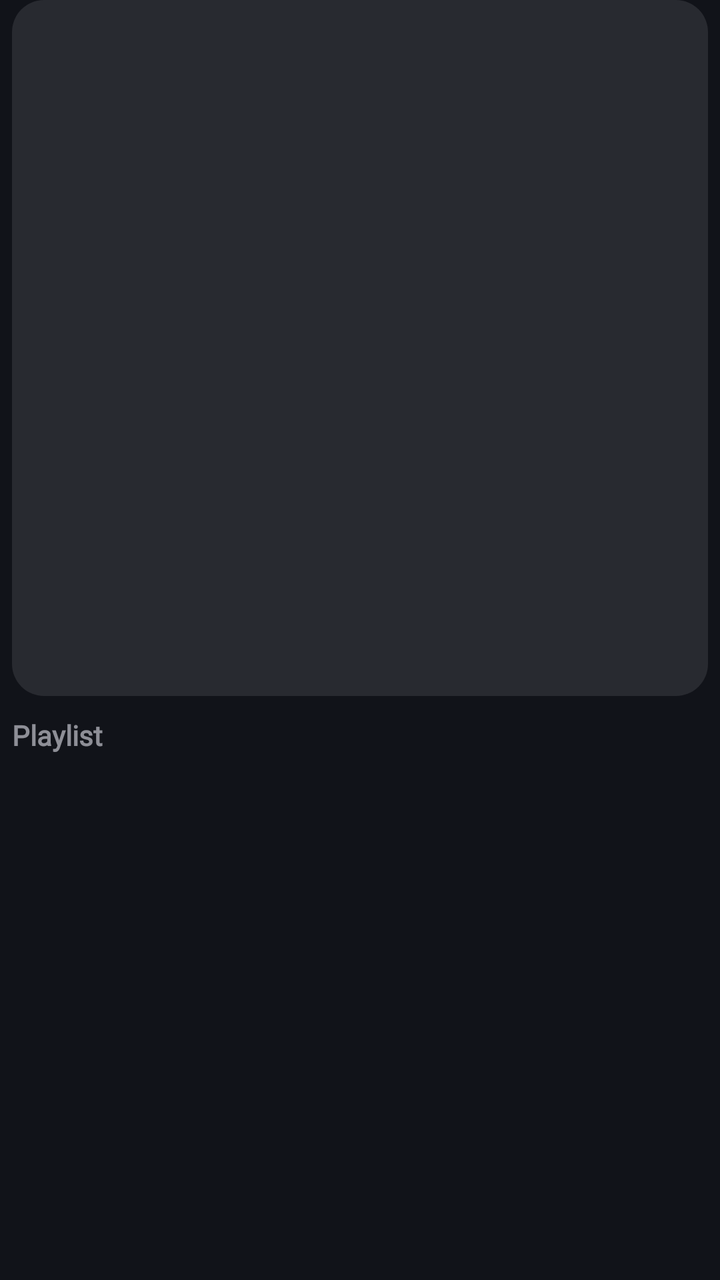
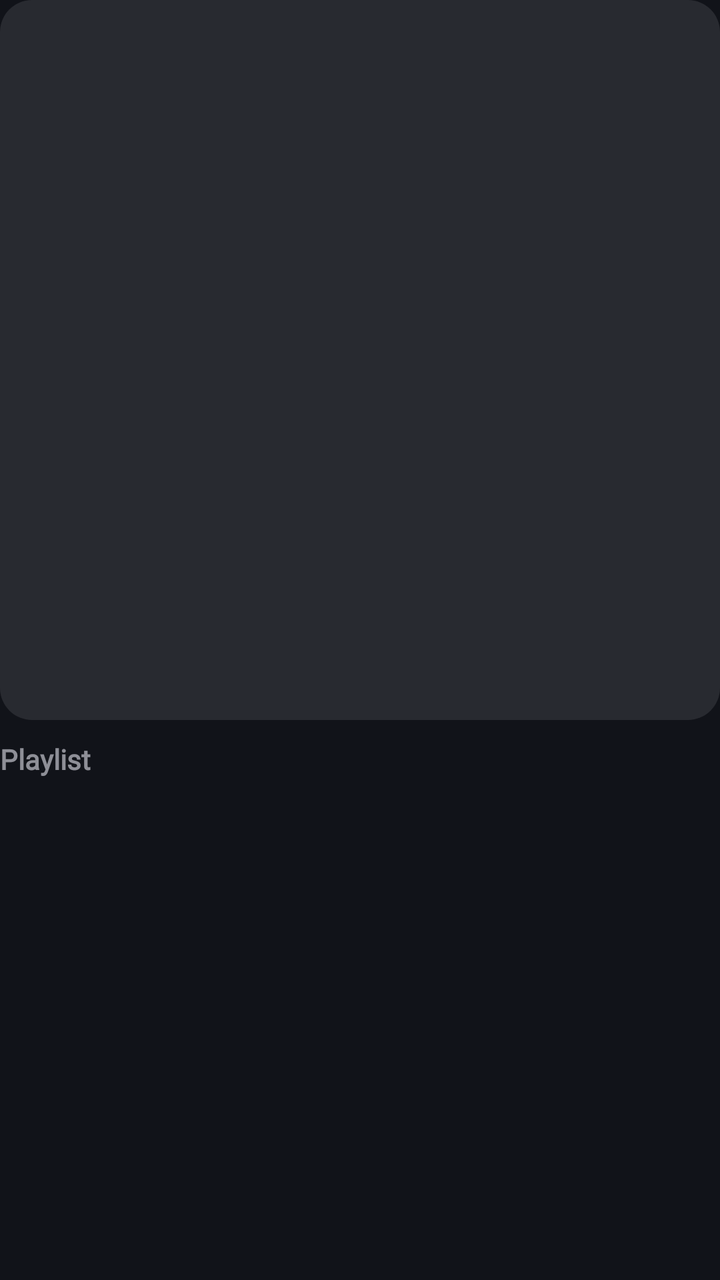

Before-and-after screenshots of an Android layout around one commit, followed by the original layout XML and the change that was made.
<!-- AndroidManifest.xml: application theme Theme.Sleppify -->
<!-- res/layout/item_playlist_carousel.xml -->
<?xml version="1.0" encoding="utf-8"?>
<LinearLayout xmlns:android="http://schemas.android.com/apk/res/android"
    xmlns:app="http://schemas.android.com/apk/res-auto"
    android:layout_width="match_parent"
    android:layout_height="wrap_content"
    android:orientation="vertical"
    android:paddingHorizontal="6dp">

    <com.google.android.material.card.MaterialCardView
        android:id="@+id/cardPlaylist"
        android:layout_width="match_parent"
        android:layout_height="wrap_content"
        app:cardCornerRadius="16dp"
        app:cardElevation="0dp"
        app:strokeWidth="0dp"
        android:clickable="false"
        android:focusable="false">

        <androidx.constraintlayout.widget.ConstraintLayout
            android:layout_width="match_parent"
            android:layout_height="wrap_content">

            <com.google.android.material.imageview.ShapeableImageView
                android:id="@+id/ivPlaylistCover"
                android:layout_width="0dp"
                android:layout_height="0dp"
                android:scaleType="centerCrop"
                android:background="@color/surface_high"
                app:layout_constraintDimensionRatio="1:1"
                app:layout_constraintTop_toTopOf="parent"
                app:layout_constraintStart_toStartOf="parent"
                app:layout_constraintEnd_toEndOf="parent" />

            <View
                android:id="@+id/vPlaylistLikedBg"
                android:layout_width="0dp"
                android:layout_height="0dp"
                android:background="@drawable/bg_music_liked_gradient"
                android:visibility="gone"
                app:layout_constraintDimensionRatio="1:1"
                app:layout_constraintTop_toTopOf="parent"
                app:layout_constraintStart_toStartOf="parent"
                app:layout_constraintEnd_toEndOf="parent" />

            <ImageView
                android:id="@+id/ivPlaylistLikedIcon"
                android:layout_width="0dp"
                android:layout_height="0dp"
                android:src="@drawable/ic_thumb_up_liked"
                android:scaleType="fitCenter"
                app:tint="@android:color/white"
                android:visibility="gone"
                app:layout_constraintWidth_percent="0.4"
                app:layout_constraintDimensionRatio="1:1"
                app:layout_constraintTop_toTopOf="parent"
                app:layout_constraintBottom_toBottomOf="parent"
                app:layout_constraintStart_toStartOf="parent"
                app:layout_constraintEnd_toEndOf="parent" />

        </androidx.constraintlayout.widget.ConstraintLayout>

    </com.google.android.material.card.MaterialCardView>

    <TextView
        android:id="@+id/tvPlaylistName"
        android:layout_width="match_parent"
        android:layout_height="wrap_content"
        android:paddingTop="12dp"
        android:paddingBottom="2dp"
        android:text="Playlist"
        android:alpha="0.6"
        android:textColor="@color/text_primary"
        android:textSize="14sp"
        android:textStyle="bold"
        android:fontFamily="@font/inter_variable"
        android:maxLines="2"
        android:ellipsize="end"
        android:includeFontPadding="false" />

</LinearLayout>
<!-- resources referenced by this layout -->
<resources>
  <color name="surface_high">#282a30</color>
  <color name="text_primary">#e2e2eb</color>
  <!-- drawable bg_music_liked_gradient (drawable) -->
  <?xml version="1.0" encoding="utf-8"?>
  <shape xmlns:android="http://schemas.android.com/apk/res/android" android:shape="rectangle">
      <gradient
          android:angle="90"
      android:endColor="#8b70f5"
      android:startColor="#fc5dae" />
  </shape>
  <!-- drawable ic_thumb_up_liked (drawable) -->
  <?xml version="1.0" encoding="utf-8"?>
  <vector xmlns:android="http://schemas.android.com/apk/res/android"
      android:width="24dp"
      android:height="24dp"
      android:viewportWidth="24"
      android:viewportHeight="24">
      <path
          android:fillColor="#FFFFFFFF"
          android:pathData="M2,21h4V9H2v12zM22,10c0,-1.1 -0.9,-2 -2,-2h-6.31l0.95,-4.57l0.03,-0.32c0,-0.41 -0.17,-0.79 -0.44,-1.06L13,1L6.59,7.41C6.22,7.78 6,8.3 6,8.83V19c0,1.1 0.9,2 2,2h9c0.82,0 1.54,-0.5 1.84,-1.22l3.02,-7.05C21.95,12.5 22,12.26 22,12v-2z" />
  </vector>
  <style name="Theme.Sleppify" parent="Base.Theme.Sleppify" />
  <style name="Base.Theme.Sleppify" parent="Theme.Material3.Dark.NoActionBar">
          
          <item name="colorPrimary">@color/stitch_blue</item>
          <item name="colorSecondary">@color/stitch_blue_light</item>
          <item name="android:windowBackground">@color/surface_dark</item>
          <item name="android:navigationBarColor">@color/surface_dark</item>
          <item name="android:statusBarColor">@color/surface_dark</item>
          <item name="android:textColorPrimary">@color/text_primary</item>
          <item name="android:textColorSecondary">@color/text_secondary</item>
      </style>
  <color name="stitch_blue">#AEC7FD</color>
  <color name="stitch_blue_light">#AEC7FD</color>
  <color name="surface_dark">#111319</color>
  <color name="text_secondary">#c3c6d5</color>
</resources>

<!-- the commit's change to res/layout/item_playlist_carousel.xml (unified diff, before → after) -->
@@ -3,8 +3,7 @@
     xmlns:app="http://schemas.android.com/apk/res-auto"
     android:layout_width="match_parent"
     android:layout_height="wrap_content"
-    android:orientation="vertical"
-    android:paddingHorizontal="6dp">
+    android:orientation="vertical">
 
     <com.google.android.material.card.MaterialCardView
         android:id="@+id/cardPlaylist"
